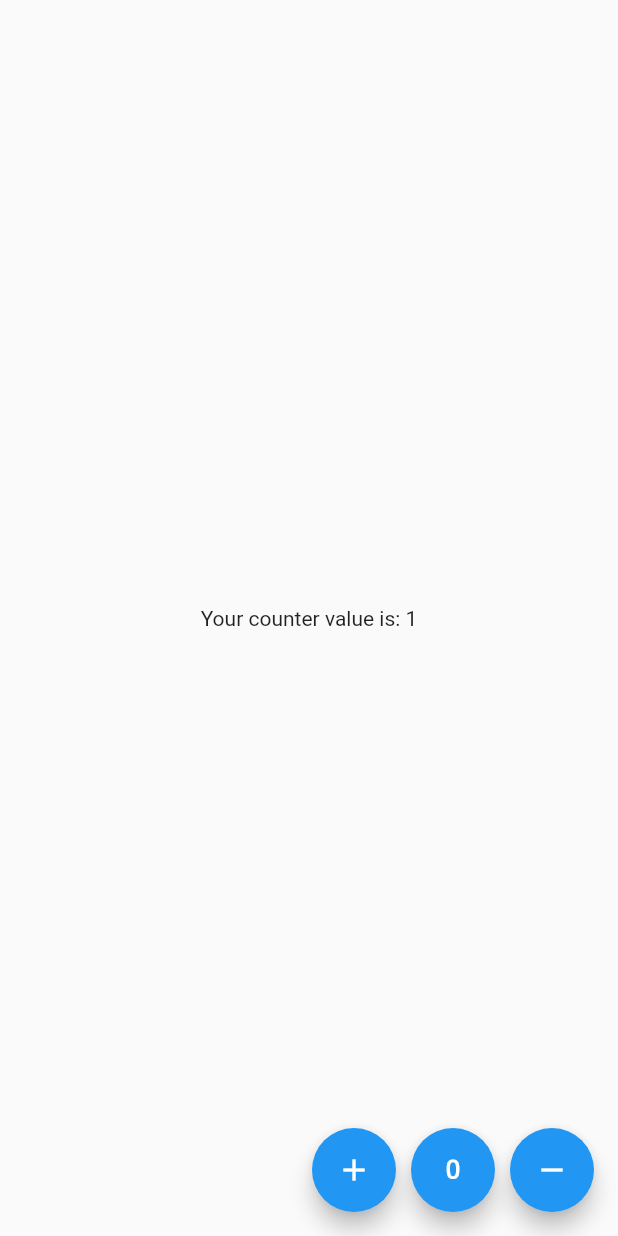
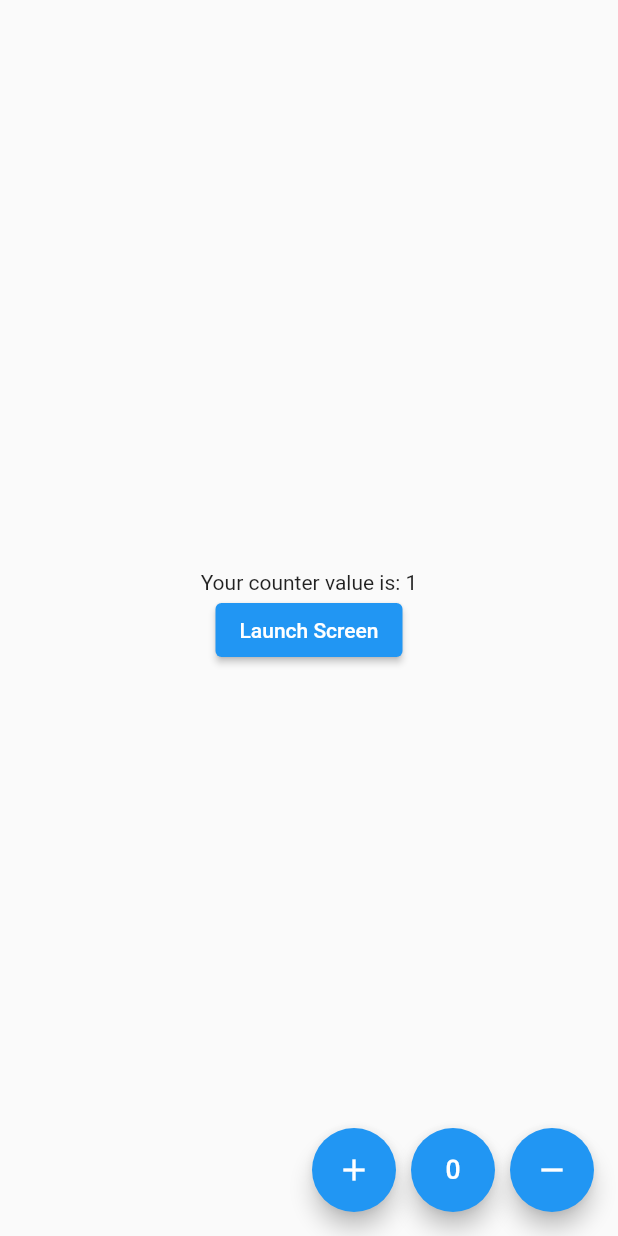
Before and after one commit to AdityaTajanpure/provider_tutorial, a Flutter app: the screen it shows after launch, after a tap on the "add" icon, on a phone screen of 412 x 824 dp. Run offline on Flutter 3.47's test engine with Material 2 defaults, Android fonts, the phone set to English and light mode, and no system bars.

```diff
--- a/lib/main.dart
+++ b/lib/main.dart
@@ -1,15 +1,21 @@
 import 'package:flutter/material.dart';
 import 'package:provider/provider.dart';
 import 'package:provider_tutorial/providers/counter_provider.dart';
+import 'package:provider_tutorial/providers/shopping_Cart_provider.dart';
 import 'package:provider_tutorial/screens/MyMainPage.dart';
 import 'package:provider_tutorial/screens/SecondScreen.dart';
 
 void main() {
-  runApp(MultiProvider(providers: [
-    ChangeNotifierProvider(
-      create: (_) => Counter(),
-    ),
-  ], child: MyApp()));
+  runApp(
+    MultiProvider(providers: [
+      ChangeNotifierProvider(
+        create: (context) => ShoppingCart(),
+      ),
+      ChangeNotifierProvider(
+        create: (context) => Counter(),
+      ),
+    ], child: MyApp()),
+  );
 }
 
 class MyApp extends StatelessWidget {
@@ -20,7 +26,7 @@ class MyApp extends StatelessWidget {
       initialRoute: '/',
       routes: {
         '/': (context) => MyHomePage(),
-        'second': (context) => SecondScreen(),
+        '/second': (context) => SecondScreen(),
       },
       theme: ThemeData(
         primarySwatch: Colors.blue,
--- a/lib/screens/MyMainPage.dart
+++ b/lib/screens/MyMainPage.dart
@@ -9,8 +9,17 @@ class MyHomePage extends StatelessWidget {
   Widget build(BuildContext context) {
     return Scaffold(
       body: Center(
-          child:
-              Text("Your counter value is: ${context.watch<Counter>().count}")),
+        child: Column(
+          mainAxisAlignment: MainAxisAlignment.center,
+          children: [
+            Text("Your counter value is: ${context.watch<Counter>().count}"),
+            ElevatedButton(
+              onPressed: () => {Navigator.pushNamed(context, '/second')},
+              child: Text("Launch Screen"),
+            ),
+          ],
+        ),
+      ),
       floatingActionButton: Row(
         mainAxisAlignment: MainAxisAlignment.end,
         children: [
```
Also changed, not shown: lib/screens/SecondScreen.dart (+22 -3 lines).
